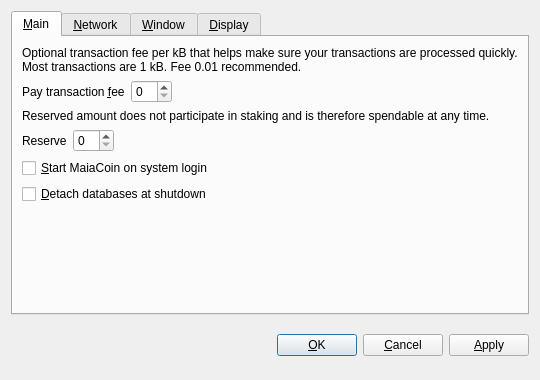
Before: the Qt Designer form src/qt/forms/optionsdialog.ui in GryfenCrypto/gryfencoin, drawn with Qt 5.
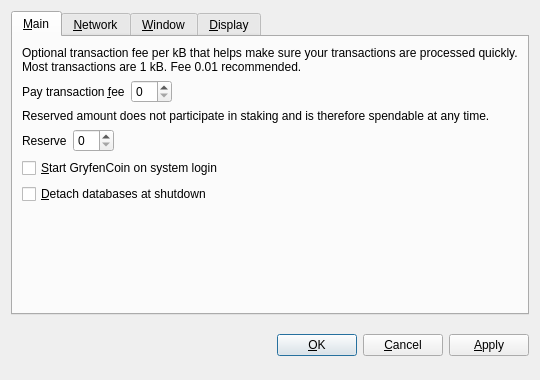
After: the same form once the commit is applied. Custom widgets are drawn as their Qt base class.

Diff of the .ui file:
```diff
--- a/src/qt/forms/optionsdialog.ui
+++ b/src/qt/forms/optionsdialog.ui
@@ -128,7 +128,7 @@
           <string>Automatically start MaiaCoin after logging in to the system.</string>
          </property>
          <property name="text">
-          <string>&amp;Start MaiaCoin on system login</string>
+          <string>&amp;Start GryfenCoin on system login</string>
          </property>
         </widget>
        </item>
```
Left out of the diff: 10 changed lines with no effect on the pictures.
